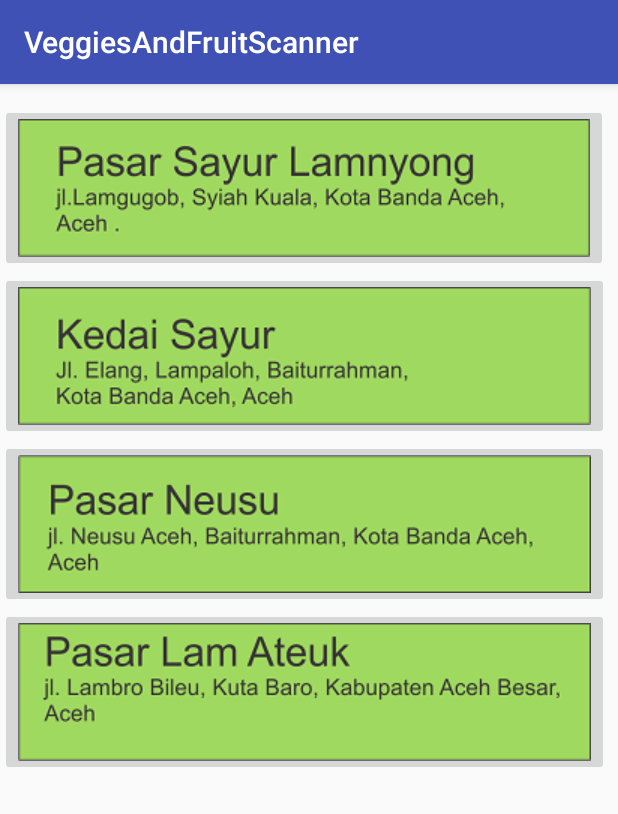
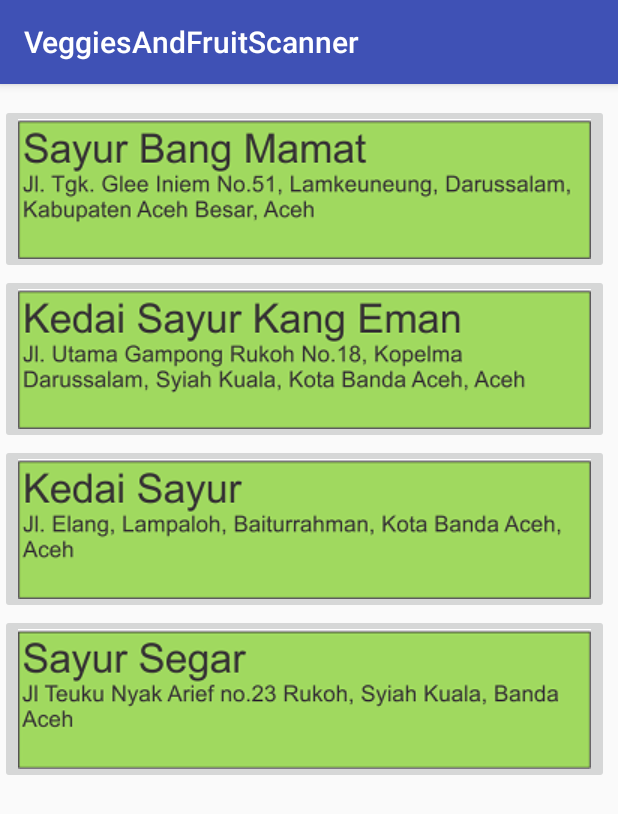
Before and after one commit to teukuyusransyahtandi/FRUIT_AND_VEGGIES_SCANNER_03_DY, an Android app: the screen it shows after launch (Cari before the commit, Pasar after it), after a tap on an icon or button, on a phone screen of 412 x 824 dp. Shown: the top 814 px of the screen. Run offline under Robolectric (Android 15) with nearby library versions, the phone set to English and light mode, and no system bars.

Commit message:
fix problem sprint 2

```diff
--- a/app/src/main/AndroidManifest.xml
+++ b/app/src/main/AndroidManifest.xml
@@ -28,7 +28,8 @@
         <activity android:name=".Info" />
         <activity android:name=".Info1" />
         <activity android:name=".Info2" />
-        <activity android:name=".Detail"></activity>
+        <activity android:name=".Detail" />
+        <activity android:name=".Pasar"></activity>
     </application>
 
 </manifest>
--- a/app/src/main/java/com/example/asus/veggiesandfruitscanner/MainActivity.java
+++ b/app/src/main/java/com/example/asus/veggiesandfruitscanner/MainActivity.java
@@ -23,7 +23,7 @@ public class MainActivity extends AppCompatActivity {
 
     public void btnCari(View view) {
         Intent pindah = new Intent();
-        pindah.setClass(view.getContext(),Cari.class);
+        pindah.setClass(view.getContext(),Pasar.class);
         startActivity(pindah);
     }
 
@@ -32,4 +32,10 @@ public class MainActivity extends AppCompatActivity {
         pergi.setClass(view.getContext(),Info.class);
         startActivity(pergi);
     }
+
+    public void caripas(View view) {
+        Intent jak = new Intent();
+        jak.setClass(view.getContext(),Cari.class);
+        startActivity(jak);
+    }
 }
--- /dev/null
+++ b/app/src/main/res/layout/activity_pasar.xml
@@ -0,0 +1,49 @@
+<?xml version="1.0" encoding="utf-8"?>
+<RelativeLayout xmlns:android="http://schemas.android.com/apk/res/android"
+    xmlns:app="http://schemas.android.com/apk/res-auto"
+    android:orientation="vertical"
+    android:layout_width="fill_parent"
+    android:layout_height="fill_parent">
+
+
+    <ImageButton
+        android:id="@+id/imageButton10"
+        android:layout_width="wrap_content"
+        android:layout_height="wrap_content"
+        android:layout_alignParentLeft="true"
+        android:layout_alignParentStart="true"
+        android:layout_alignParentTop="true"
+        android:layout_marginTop="13dp"
+        android:onClick="bangmamat"
+        app:srcCompat="@drawable/bangmamat1" />
+
+    <ImageButton
+        android:id="@+id/imageButton11"
+        android:layout_width="wrap_content"
+        android:layout_height="wrap_content"
+        android:layout_alignParentLeft="true"
+        android:layout_alignParentStart="true"
+        android:layout_below="@+id/imageButton10"
+        android:onClick="kangeman"
+        app:srcCompat="@drawable/kangeman" />
+
+    <ImageButton
+        android:id="@+id/imageButton12"
+        android:layout_width="wrap_content"
+        android:layout_height="wrap_content"
+        android:layout_alignParentLeft="true"
+        android:layout_alignParentStart="true"
+        android:layout_below="@+id/imageButton11"
+        android:onClick="kedaisayur"
+        app:srcCompat="@drawable/kedaisayur" />
+
+    <ImageButton
+        android:id="@+id/imageButton13"
+        android:layout_width="wrap_content"
+        android:layout_height="wrap_content"
+        android:layout_alignParentLeft="true"
+        android:layout_alignParentStart="true"
+        android:layout_below="@+id/imageButton12"
+        android:onClick="sayursegar"
+        app:srcCompat="@drawable/sayursegar" />
+</RelativeLayout>
```
Also changed, not shown: app/src/main/java/com/example/asus/veggiesandfruitscanner/Pasar.java (added, +44 -0 lines), app/src/main/res/layout/activity_main.xml (+20 -10 lines), app/src/main/res/drawable/bangmamat1.png (added), app/src/main/res/drawable/caripasar1.png (added), app/src/main/res/drawable/kangeman.png (added), app/src/main/res/drawable/kedaisayur.png (added), app/src/main/res/drawable/sayursegar.png (added).
